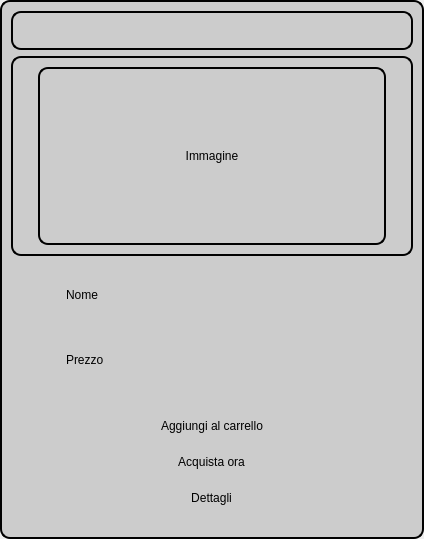
Before: the Qt Designer form projectIS/prodotto/view/vistaProdotto.ui in chritianchiappa/progetto_panificio, drawn with Qt 5.
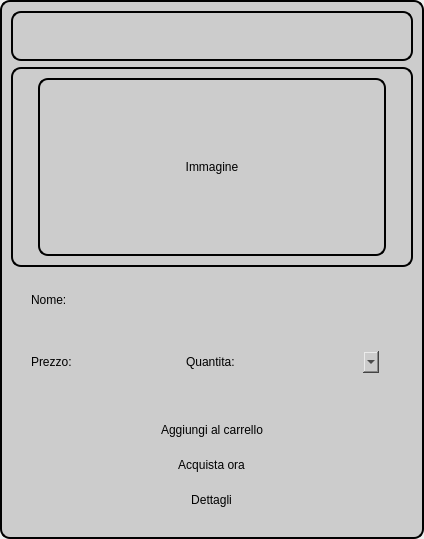
After: the same form once the commit is applied. Icons and pictures are not drawn.

The edit to the form file:
```diff
--- a/projectIS/prodotto/view/vistaProdotto.ui
+++ b/projectIS/prodotto/view/vistaProdotto.ui
@@ -58,6 +58,12 @@
      <layout class="QVBoxLayout" name="verticalLayout_3">
       <item>
        <widget class="QFrame" name="frame_4">
+        <property name="sizePolicy">
+         <sizepolicy hsizetype="Expanding" vsizetype="Expanding">
+          <horstretch>0</horstretch>
+          <verstretch>0</verstretch>
+         </sizepolicy>
+        </property>
         <property name="maximumSize">
          <size>
           <width>16777215</width>
@@ -181,7 +187,7 @@
           <number>0</number>
          </property>
          <property name="leftMargin">
-          <number>30</number>
+          <number>20</number>
          </property>
          <property name="topMargin">
           <number>0</number>
@@ -194,6 +200,12 @@
          </property>
          <item>
           <widget class="QFrame" name="frame">
+           <property name="sizePolicy">
+            <sizepolicy hsizetype="Expanding" vsizetype="Expanding">
+             <horstretch>0</horstretch>
+             <verstretch>0</verstretch>
+            </sizepolicy>
+           </property>
            <property name="frameShape">
             <enum>QFrame::StyledPanel</enum>
            </property>
@@ -201,13 +213,37 @@
             <enum>QFrame::Raised</enum>
            </property>
            <layout class="QHBoxLayout" name="horizontalLayout_2">
+            <property name="spacing">
+             <number>0</number>
+            </property>
             <property name="leftMargin">
-             <number>25</number>
+             <number>0</number>
+            </property>
+            <property name="topMargin">
+             <number>0</number>
+            </property>
+            <property name="rightMargin">
+             <number>0</number>
+            </property>
+            <property name="bottomMargin">
+             <number>0</number>
             </property>
             <item>
              <widget class="QLabel" name="nome">
+              <property name="sizePolicy">
+               <sizepolicy hsizetype="Expanding" vsizetype="Expanding">
+                <horstretch>0</horstretch>
+                <verstretch>0</verstretch>
+               </sizepolicy>
+              </property>
+              <property name="minimumSize">
+               <size>
+                <width>0</width>
+                <height>50</height>
+               </size>
+              </property>
               <property name="text">
-               <string>Nome</string>
+               <string>Nome:</string>
               </property>
              </widget>
             </item>
@@ -216,6 +252,24 @@
          </item>
          <item>
           <widget class="QFrame" name="frame_2">
+           <property name="sizePolicy">
+            <sizepolicy hsizetype="Expanding" vsizetype="Expanding">
+             <horstretch>0</horstretch>
+             <verstretch>0</verstretch>
+            </sizepolicy>
+           </property>
+           <property name="minimumSize">
+            <size>
+             <width>0</width>
+             <height>70</height>
+            </size>
+           </property>
+           <property name="maximumSize">
+            <size>
+             <width>16777215</width>
+             <height>200</height>
+            </size>
+           </property>
            <property name="frameShape">
             <enum>QFrame::StyledPanel</enum>
            </property>
@@ -223,16 +277,108 @@
             <enum>QFrame::Raised</enum>
            </property>
            <layout class="QHBoxLayout" name="horizontalLayout_3">
+            <property name="spacing">
+             <number>0</number>
+            </property>
             <property name="leftMargin">
-             <number>25</number>
+             <number>0</number>
+            </property>
+            <property name="topMargin">
+             <number>0</number>
+            </property>
+            <property name="rightMargin">
+             <number>0</number>
+            </property>
+            <property name="bottomMargin">
+             <number>0</number>
             </property>
             <item>
              <widget class="QLabel" name="prezzo">
+              <property name="minimumSize">
+               <size>
+                <width>100</width>
+                <height>0</height>
+               </size>
+              </property>
               <property name="text">
-               <string>Prezzo</string>
+               <string>Prezzo:</string>
               </property>
              </widget>
             </item>
+            <item>
+             <widget class="QFrame" name="frame_5">
+              <property name="sizePolicy">
+               <sizepolicy hsizetype="Preferred" vsizetype="MinimumExpanding">
+                <horstretch>0</horstretch>
+                <verstretch>0</verstretch>
+               </sizepolicy>
+              </property>
+              <property name="minimumSize">
+               <size>
+                <width>250</width>
+                <height>0</height>
+               </size>
+              </property>
+              <property name="frameShape">
+               <enum>QFrame::StyledPanel</enum>
+              </property>
+              <property name="frameShadow">
+               <enum>QFrame::Raised</enum>
+              </property>
+              <layout class="QHBoxLayout" name="horizontalLayout_4">
+               <property name="spacing">
+                <number>0</number>
+               </property>
+               <property name="leftMargin">
+                <number>0</number>
+               </property>
+               <property name="topMargin">
+                <number>0</number>
+               </property>
+               <property name="rightMargin">
+                <number>10</number>
+               </property>
+               <property name="bottomMargin">
+                <number>0</number>
+               </property>
+               <item>
+                <widget class="QLabel" name="label">
+                 <property name="maximumSize">
+                  <size>
+                   <width>70</width>
+                   <height>16777215</height>
+                  </size>
+                 </property>
+                 <property name="text">
+                  <string>Quantita:</string>
+                 </property>
+                </widget>
+               </item>
+               <item>
+                <widget class="QComboBox" name="selettore_quantita">
+                 <property name="sizePolicy">
+                  <sizepolicy hsizetype="Preferred" vsizetype="Fixed">
+                   <horstretch>0</horstretch>
+                   <verstretch>0</verstretch>
+                  </sizepolicy>
+                 </property>
+                 <property name="minimumSize">
+                  <size>
+                   <width>0</width>
+                   <height>22</height>
+                  </size>
+                 </property>
+                 <property name="maximumSize">
+                  <size>
+                   <width>100</width>
+                   <height>16777215</height>
+                  </size>
+                 </property>
+                </widget>
+               </item>
+              </layout>
+             </widget>
+            </item>
            </layout>
           </widget>
          </item>
```
